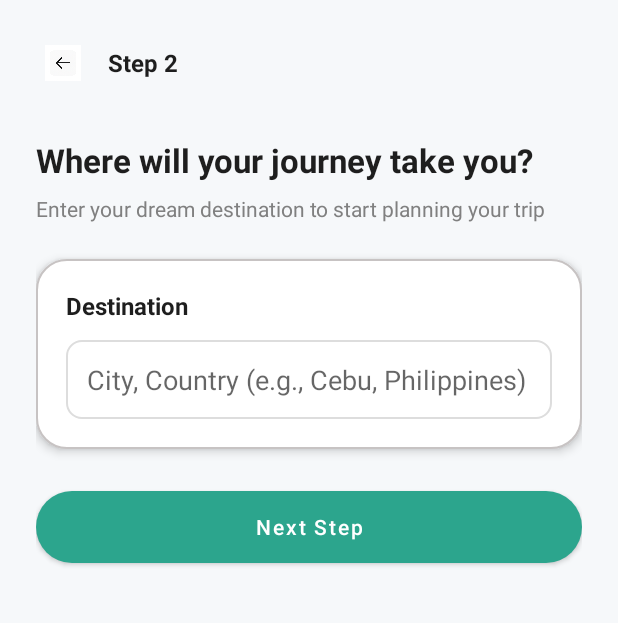
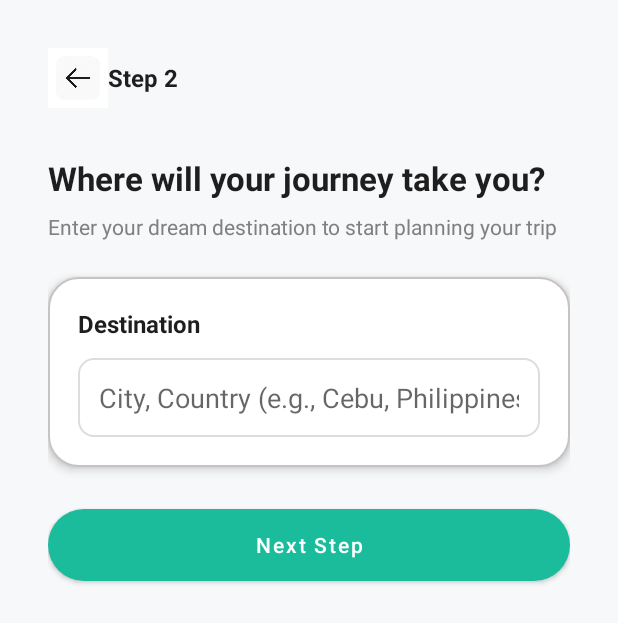
Before and after one commit to jesniemagaling/travel-planner, an Android app: the DestinationActivity screen opened directly, with no data from a screen before it, on a phone screen of 412 x 824 dp. Shown: the top 623 px of the screen. Run offline under Robolectric (Android 15) with nearby library versions, the phone set to English and light mode, and no system bars.

Commit message:
fix alignment of the padding

```diff
--- a/app/src/main/res/drawable/rounded_button.xml
+++ b/app/src/main/res/drawable/rounded_button.xml
@@ -1,5 +1,5 @@
 <shape xmlns:android="http://schemas.android.com/apk/res/android"
     android:shape="rectangle">
-    <solid android:color="@color/purple_500" />
+    <solid android:color="@color/teal_green" />
     <corners android:radius="50dp" />
 </shape>
--- a/app/src/main/res/layout/activity_destination.xml
+++ b/app/src/main/res/layout/activity_destination.xml
@@ -4,7 +4,7 @@
     android:layout_height="match_parent"
     android:orientation="vertical"
     android:background="@color/bg"
-    android:padding="24dp">
+    android:padding="32dp">
 
     <!-- Top Bar with Back Button -->
     <LinearLayout
@@ -15,11 +15,10 @@
 
         <ImageView
             android:id="@+id/btnBack"
-            android:layout_width="36dp"
-            android:layout_height="36dp"
+            android:layout_width="40dp"
+            android:layout_height="40dp"
             android:src="@drawable/ic_arrow_back"
-            android:contentDescription="Back"
-            android:padding="6dp" />
+            android:contentDescription="Back"/>
 
         <TextView
             android:layout_width="wrap_content"
@@ -27,8 +26,7 @@
             android:text="Step 2"
             android:textStyle="bold"
             android:textSize="16sp"
-            android:textColor="@color/textPrimary"
-            android:layout_marginStart="12dp" />
+            android:textColor="@color/textPrimary"/>
     </LinearLayout>
 
     <!-- Title -->
--- a/app/src/main/res/values/colors.xml
+++ b/app/src/main/res/values/colors.xml
@@ -1,9 +1,9 @@
 <resources>
     <color name="apple_green">#4CB944</color>
-    <color name="teal_green">#2CA58D</color>
+    <color name="teal_green">#1ABC9C</color>
     <color name="dark_teal">#20756B</color>
 
-    <color name="purple_500">#2CA58D</color>
+    <color name="purple_500">#1ABC9C</color>
     <color name="purple_700">#20756B</color>
 
     <color name="white">#FFFFFF</color>
```
Also changed, not shown: app/src/main/res/layout/activity_budget.xml (+4 -6 lines), app/src/main/res/layout/activity_date.xml (+5 -6 lines), app/src/main/res/layout/activity_summary.xml (+7 -8 lines), 21 other files.
